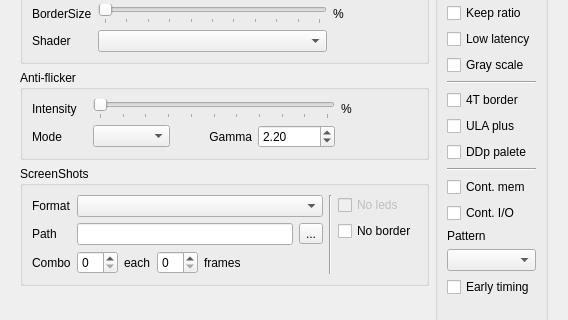
Old version of the form ui/setupwin.ui in the repository dotkoval/xpeccy-plus; both pictures show x 0 to 568 and y 113 to 433 of the 568 by 542 pixel window.
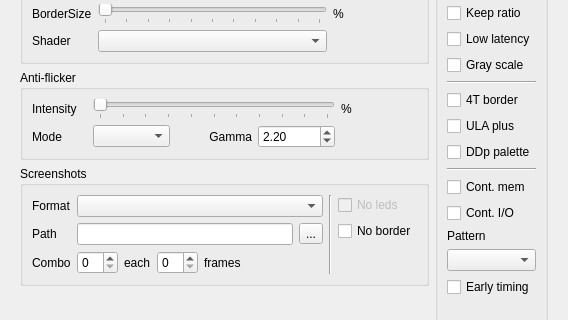
New version of the form. The open tabs and pages were chosen to show the change. Icons and pictures are not drawn. Custom widgets are drawn as their Qt base class.

Patch:
```diff
--- a/ui/setupwin.ui
+++ b/ui/setupwin.ui
@@ -636,7 +636,7 @@
            <item>
             <widget class="QGroupBox" name="groupBox">
              <property name="title">
-              <string>ScreenShots</string>
+              <string>Screenshots</string>
              </property>
              <layout class="QHBoxLayout" name="horizontalLayout_22">
               <item>
@@ -854,7 +854,7 @@
             <item>
              <widget class="QCheckBox" name="cbDDp">
               <property name="text">
-               <string>DDp palete</string>
+               <string>DDp palette</string>
               </property>
              </widget>
             </item>
```
Left out of the diff: 6 changed lines with no effect on the pictures.
